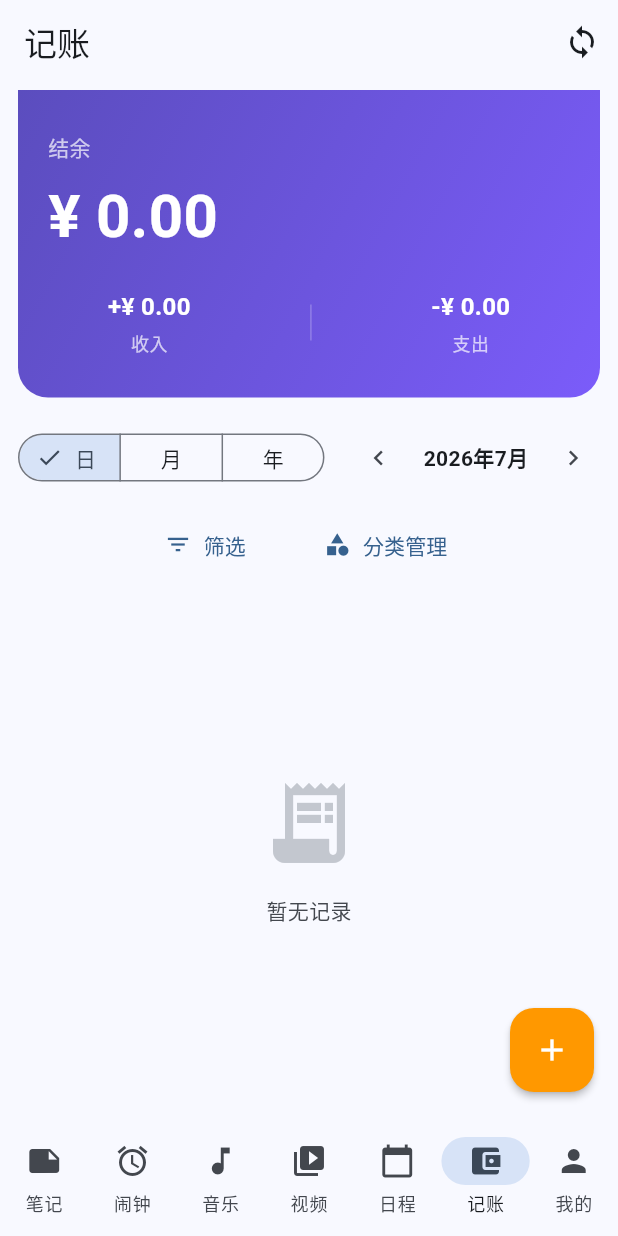
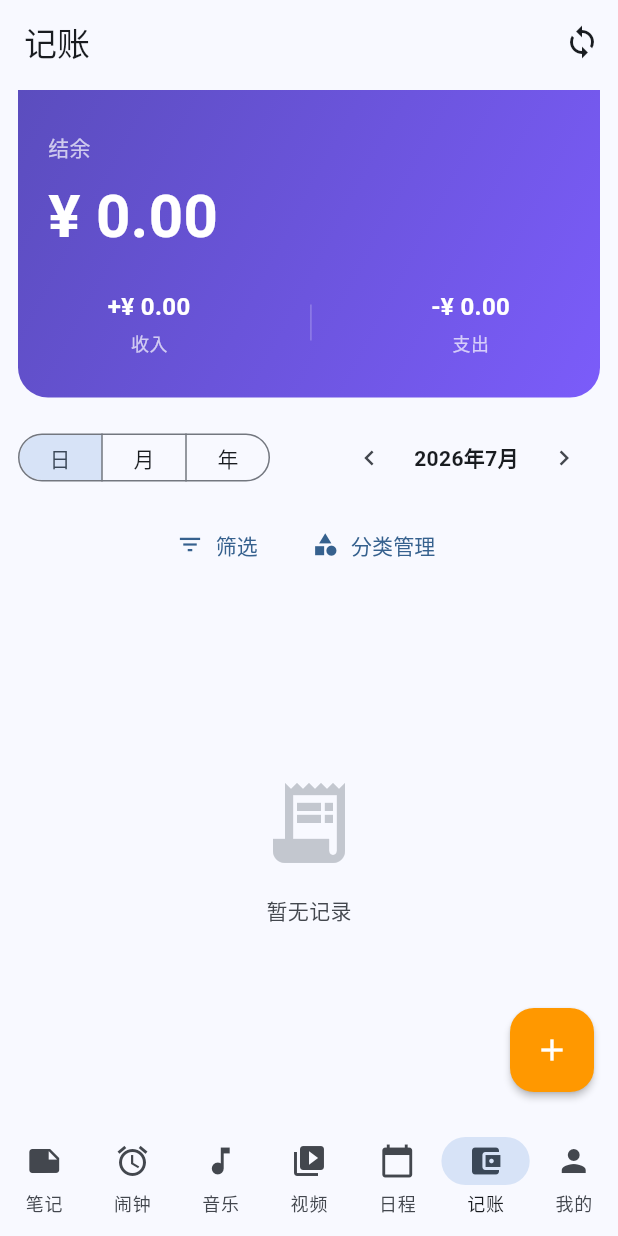
Before and after one commit to leeviding1994/leevinote, a Flutter app: the screen it shows after launch, item 6 of the bottom bar chosen, on a phone screen of 412 x 824 dp. Run offline on Flutter 3.47's test engine with Material 3 defaults, Android fonts, the phone set to English and light mode, and no system bars; our stand-ins replace chewie, dio, file_picker, fl_chart, flutter_local_notifications, flutter_secure_storage and 8 more; missing offline and left inert: dart:ffi, dart_quill_delta, flutter_local_notifications_platform_interface, flutter_quill, lunar, window_manager; accounts and stored records are empty; network calls fail.

Commit message:
bug修改

```diff
--- a/frontend/lib/models/transaction.dart
+++ b/frontend/lib/models/transaction.dart
@@ -112,11 +112,13 @@ class Transaction {
   }
 
   Map<String, dynamic> toRemoteJson() {
+    final date = transactionDate;
+    final dateString = '${date.year}-${date.month.toString().padLeft(2, '0')}-${date.day.toString().padLeft(2, '0')}';
     return {
       if (id != null) 'id': id,
       'type': type,
       'amount': amount,
-      'transaction_date': transactionDate.toIso8601String(),
+      'transaction_date': dateString,
       'category_id': categoryId,
       'note': note,
     };
--- a/frontend/lib/screens/transactions_screen.dart
+++ b/frontend/lib/screens/transactions_screen.dart
@@ -440,9 +440,13 @@ class TransactionsScreenState extends State<TransactionsScreen> {
         children: [
           const Text('结余', style: TextStyle(fontSize: 14, color: Colors.white70)),
           const SizedBox(height: 8),
-          Text(
+          FittedBox(
+            fit: BoxFit.scaleDown,
+            alignment: Alignment.centerLeft,
+            child: Text(
               '¥ ${balance >= 0 ? '' : '-'}${_amountFormat.format(balance.abs())}',
               style: const TextStyle(fontSize: 40, fontWeight: FontWeight.bold, color: Colors.white),
+            ),
           ),
           const SizedBox(height: 20),
           Row(
@@ -479,6 +483,7 @@ class TransactionsScreenState extends State<TransactionsScreen> {
         ButtonSegment(value: _TransactionView.year, label: Text('年')),
       ],
       selected: {_view},
+      showSelectedIcon: false,
       style: SegmentedButton.styleFrom(
         visualDensity: VisualDensity.compact,
         tapTargetSize: MaterialTapTargetSize.shrinkWrap,
@@ -502,11 +507,16 @@ class TransactionsScreenState extends State<TransactionsScreen> {
           constraints: const BoxConstraints(minWidth: 28, minHeight: 28),
           onPressed: _previousRange,
         ),
-        Padding(
+        Flexible(
+          child: Padding(
             padding: const EdgeInsets.symmetric(horizontal: 6),
             child: Text(
               _rangeLabel,
               style: const TextStyle(fontSize: 14, fontWeight: FontWeight.w600),
+              maxLines: 1,
+              overflow: TextOverflow.ellipsis,
+              textAlign: TextAlign.center,
+            ),
           ),
         ),
         IconButton(
@@ -523,8 +533,9 @@ class TransactionsScreenState extends State<TransactionsScreen> {
     final hasFilter = _filterType != null || _filterLocalCategoryId != null || _sortBy != 'date_desc';
     return Padding(
       padding: const EdgeInsets.symmetric(horizontal: 12, vertical: 2),
-      child: Row(
-        mainAxisAlignment: MainAxisAlignment.center,
+      child: Wrap(
+        alignment: WrapAlignment.center,
+        spacing: 8,
         children: [
           TextButton.icon(
             onPressed: _showFilterBottomSheet,
@@ -535,7 +546,6 @@ class TransactionsScreenState extends State<TransactionsScreen> {
             ),
             label: const Text('筛选'),
           ),
-          const SizedBox(width: 24),
           TextButton.icon(
             onPressed: _openCategoryManager,
             icon: const Icon(Icons.category, size: 18),
@@ -617,9 +627,13 @@ class TransactionsScreenState extends State<TransactionsScreen> {
         children: [
           Text(label, style: const TextStyle(fontSize: 14, color: Colors.white70)),
           const SizedBox(height: 8),
-          Text(
+          FittedBox(
+            fit: BoxFit.scaleDown,
+            alignment: Alignment.centerLeft,
+            child: Text(
               '¥ ${isBalancePositive ? '' : '-'}${_amountFormat.format(balance.abs())}',
               style: const TextStyle(fontSize: 40, fontWeight: FontWeight.bold, color: Colors.white),
+            ),
           ),
           const SizedBox(height: 20),
           Row(
@@ -640,7 +654,16 @@ class TransactionsScreenState extends State<TransactionsScreen> {
   Widget _buildHeroStat(String label, String value, Color color) {
     return Column(
       children: [
-        Text(value, style: TextStyle(fontSize: 16, fontWeight: FontWeight.bold, color: color)),
+        ConstrainedBox(
+          constraints: const BoxConstraints(maxWidth: 110),
+          child: Text(
+            value,
+            style: TextStyle(fontSize: 16, fontWeight: FontWeight.bold, color: color),
+            maxLines: 1,
+            overflow: TextOverflow.ellipsis,
+            textAlign: TextAlign.center,
+          ),
+        ),
         const SizedBox(height: 4),
         Text(label, style: TextStyle(fontSize: 12, color: color.withValues(alpha: 0.7))),
       ],
@@ -1501,7 +1524,9 @@ class TransactionsScreenState extends State<TransactionsScreen> {
             ),
           ),
           if (dailyIncome > 0 || dailyExpense > 0)
-            _buildDaySummaryLabels(dailyIncome, dailyExpense),
+            Flexible(
+              child: _buildDaySummaryLabels(dailyIncome, dailyExpense),
+            ),
         ],
       ),
     );
@@ -1530,7 +1555,12 @@ class TransactionsScreenState extends State<TransactionsScreen> {
         ),
       ]);
     }
-    return Text.rich(TextSpan(children: children));
+    return Text.rich(
+      TextSpan(children: children),
+      maxLines: 1,
+      overflow: TextOverflow.ellipsis,
+      textAlign: TextAlign.right,
+    );
   }
 
   String _formatDayHeader(DateTime date) {
@@ -1588,16 +1618,22 @@ class TransactionsScreenState extends State<TransactionsScreen> {
               ),
             ),
             const SizedBox(width: 12),
-            Column(
+            ConstrainedBox(
+              constraints: const BoxConstraints(maxWidth: 120),
+              child: Column(
                 crossAxisAlignment: CrossAxisAlignment.end,
                 children: [
                   Text(
                     '${isExpense ? '-' : '+'}${_amountFormat.format(t.amount)}',
                     style: TextStyle(fontSize: 17, fontWeight: FontWeight.bold, color: amountColor),
+                    maxLines: 1,
+                    overflow: TextOverflow.ellipsis,
+                    textAlign: TextAlign.right,
                   ),
                   if (t.syncStatus != 'synced')
                     Icon(Icons.cloud_off, size: 12, color: Theme.of(context).colorScheme.outline),
                 ],
+              ),
             ),
           ],
         ),
--- a/frontend/lib/services/alarm_service.dart
+++ b/frontend/lib/services/alarm_service.dart
@@ -163,14 +163,14 @@ class AlarmService extends ChangeNotifier {
       await _notificationsPlugin?.cancel(id: _notificationId(alarm));
     }
     if (alarm.id != null) {
+      // 已同步的闹钟：本地标记为删除（同步时上传到服务端），同时立即从列表移除
       final updated = alarm.copyWith(syncStatus: 'deleted');
       await _local.updateAlarm(updated);
-      final index = _alarms.indexWhere((a) => a.localId == localId);
-      if (index != -1) _alarms[index] = updated;
     } else {
+      // 未同步的闹钟：直接从本地删除
       await _local.deleteAlarm(localId);
-      _alarms.removeWhere((a) => a.localId == localId);
     }
+    _alarms.removeWhere((a) => a.localId == localId);
     notifyListeners();
   }
 
```
Also changed, not shown: frontend/lib/screens/notes_screen.dart (+4 -4 lines), frontend/lib/screens/transaction_editor_screen.dart (+31 -0 lines), frontend/lib/services/transaction_service.dart (+14 -5 lines), 4 other files. Lines whose indentation alone changed are shown as unchanged.
